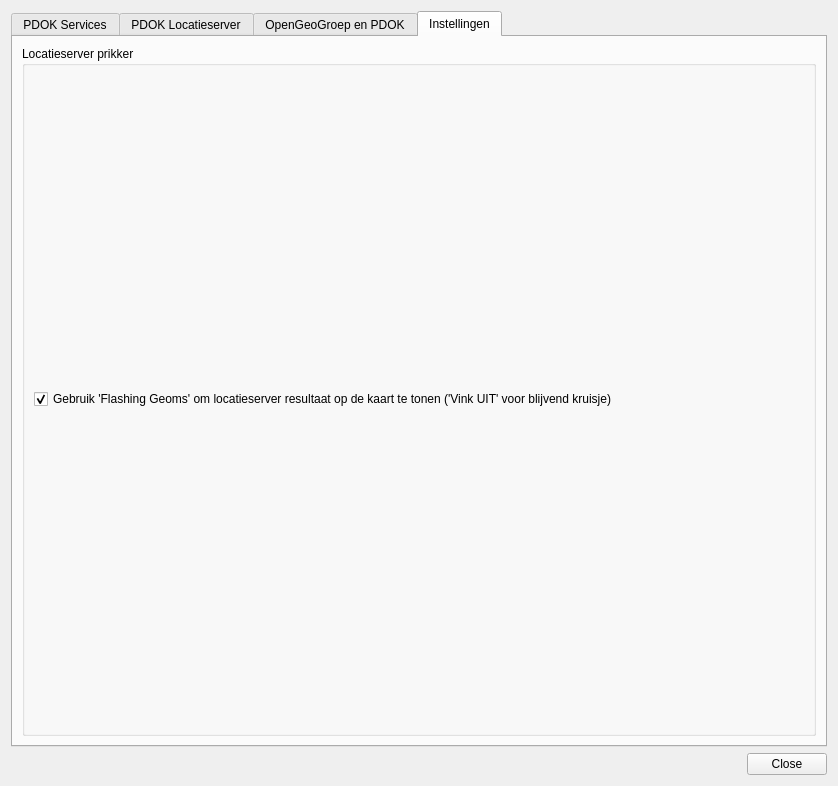
rduivenvoorde/pdokservicesplugin, file pdokservicesplugin/ui_pdokservicesplugindialog.ui: the form before one commit.
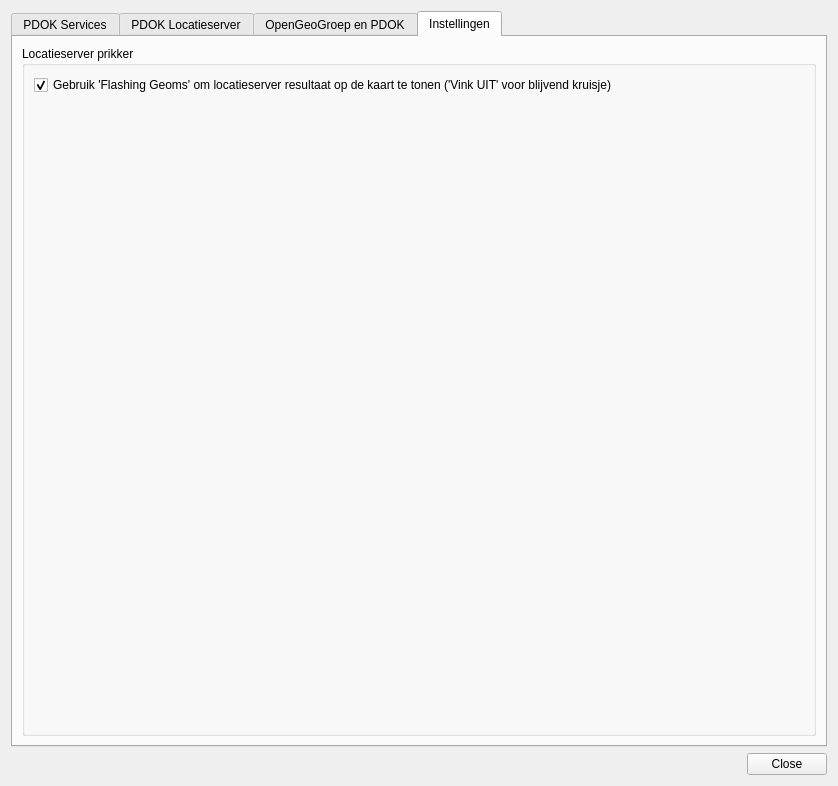
The form after the commit. The open tabs and pages were chosen to show the change. Icons and pictures are not drawn.

Commit message: Spacer below settings (Raymond)

```diff
--- a/pdokservicesplugin/ui_pdokservicesplugindialog.ui
+++ b/pdokservicesplugin/ui_pdokservicesplugindialog.ui
@@ -379,6 +379,19 @@
             </property>
            </widget>
           </item>
+          <item row="1" column="0">
+           <spacer name="verticalSpacer">
+            <property name="orientation">
+             <enum>Qt::Vertical</enum>
+            </property>
+            <property name="sizeHint" stdset="0">
+             <size>
+              <width>20</width>
+              <height>40</height>
+             </size>
+            </property>
+           </spacer>
+          </item>
          </layout>
         </widget>
        </item>
```
The commit also changes 1 other file.
